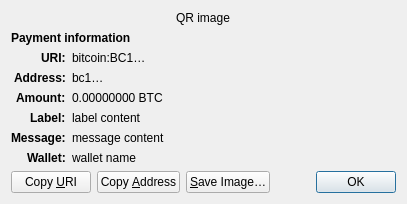
Above: src/qt/forms/receiverequestdialog.ui from SashimiSaketoro/Freycoin before the change. Below: the same form after it.
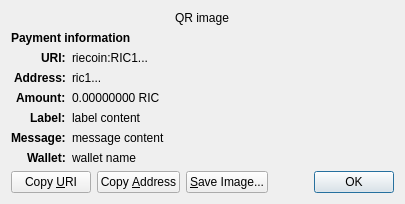
That is the form after the change. Custom widgets are drawn as their Qt base class.

Diff of the .ui file:
```diff
--- a/src/qt/forms/receiverequestdialog.ui
+++ b/src/qt/forms/receiverequestdialog.ui
@@ -65,7 +65,7 @@
    <item row="2" column="1" alignment="Qt::AlignTop">
     <widget class="QLabel" name="uri_content">
      <property name="text">
-      <string notr="true">bitcoin:BC1…</string>
+      <string notr="true">riecoin:RIC1...</string>
      </property>
      <property name="textFormat">
       <enum>Qt::RichText</enum>
@@ -97,7 +97,7 @@
    <item row="3" column="1" alignment="Qt::AlignTop">
     <widget class="QLabel" name="address_content">
      <property name="text">
-      <string notr="true">bc1…</string>
+      <string notr="true">ric1...</string>
      </property>
      <property name="textFormat">
       <enum>Qt::PlainText</enum>
@@ -126,7 +126,7 @@
    <item row="4" column="1" alignment="Qt::AlignTop">
     <widget class="QLabel" name="amount_content">
      <property name="text">
-      <string notr="true">0.00000000 BTC</string>
+      <string notr="true">0.00000000 RIC</string>
      </property>
      <property name="textFormat">
       <enum>Qt::PlainText</enum>
@@ -257,7 +257,7 @@
      <item>
       <widget class="QPushButton" name="btnSaveAs">
        <property name="text">
-        <string>&amp;Save Image…</string>
+        <string>&amp;Save Image...</string>
        </property>
        <property name="autoDefault">
         <bool>false</bool>
```
Left out of the diff: 2 changed lines with no effect on the pictures.
